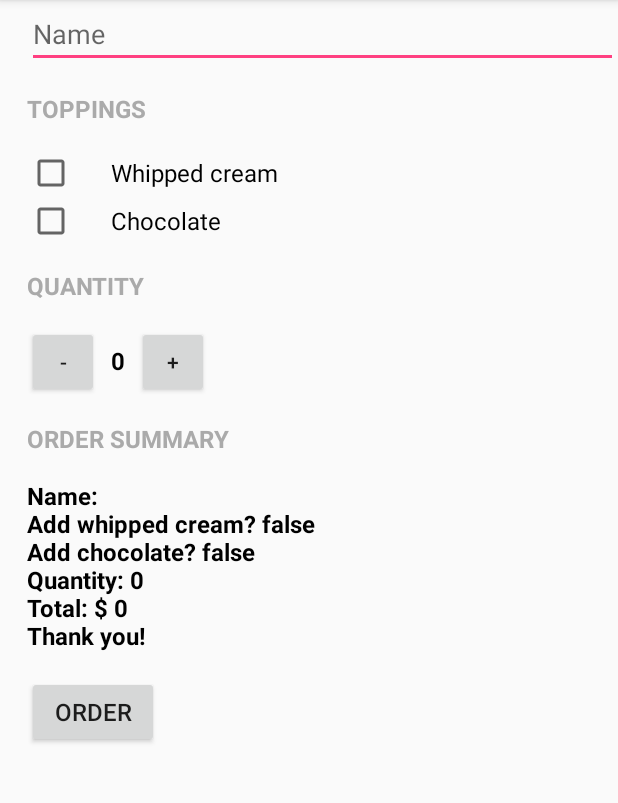
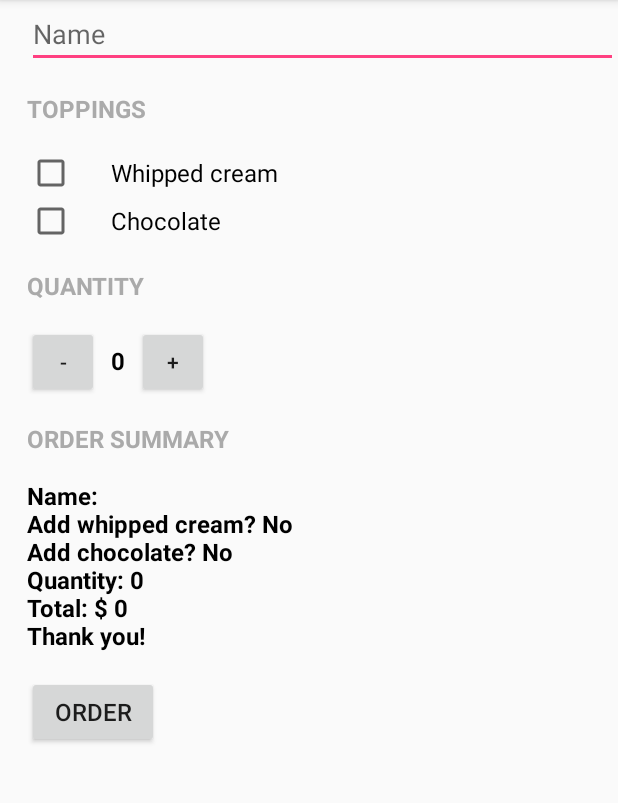
Before and after one commit to CyfrowySledz/JustJava, an Android app: the screen it shows after launch (MainActivity), after a tap on "ORDER", on a phone screen of 412 x 824 dp, the part 84-887 px from its top. Run offline under Robolectric (Android 15) with nearby library versions, the phone set to English and light mode, and no system bars.

```diff
--- a/app/src/main/java/com/example/android/justjava/MainActivity.java
+++ b/app/src/main/java/com/example/android/justjava/MainActivity.java
@@ -96,13 +96,21 @@ public class MainActivity extends AppCompatActivity {
     private String createOrderSummary(float total, boolean hasWhippedCream, boolean hasChocolate) {
         EditText nameField = (EditText) findViewById(R.id.name_field);
         name = nameField.getText().toString();
+        String cream = getString(R.string.no);
+        String chocolate = getString(R.string.no);
 
-        String summary = "Name: " + name;
-        summary += "\nAdd whipped cream? " + hasWhippedCream;
-        summary += "\nAdd chocolate? " + hasChocolate;
-        summary += "\nQuantity: " + quantity;
-        summary += "\nTotal: " + currencySymbol + " " + new DecimalFormat("##.##").format(total);
-        summary += "\nThank you!";
+        if (hasWhippedCream)
+            cream = getString(R.string.yes);
+        if (hasChocolate)
+            chocolate = getString(R.string.yes);
+
+
+        String summary = getString(R.string.order_summary_name, name);
+        summary += "\n" + getString(R.string.order_summary_topping1) + " " + cream;
+        summary += "\n" + getString(R.string.order_summery_topping2) + " " + chocolate;
+        summary += "\n" + getString(R.string.quantity) + ": " + quantity;
+        summary += "\n" + getString(R.string.total) + ": " + currencySymbol + " " + new DecimalFormat("##.##").format(total);
+        summary += "\n" + getString(R.string.thank_you);
         return summary;
 
     }
--- a/app/src/main/res/values/strings.xml
+++ b/app/src/main/res/values/strings.xml
@@ -1,11 +1,18 @@
-<resources>
+<resources xmlns:xliff="urn:oasis:names:tc:xliff:document:1.2">
     <string name="app_name">Just Java</string>
     <string name="name_hint">Name</string>
     <string name="quantity">Quantity</string>
     <string name="order_summary">Order Summary</string>
     <string name="order">order</string>
-    <string name="total">Total = 0</string>
+    <string name="total">Total</string>
+    <!-- char limit = 20 -->
     <string name="toppings">Toppings</string>
     <string name="topping1">Whipped cream</string>
     <string name="topping2">Chocolate</string>
+    <string name="order_summary_name">Name: <xliff:g example="Amy" id="name">%s</xliff:g></string>
+    <string name="order_summary_topping1">Add whipped cream?</string>
+    <string name="order_summery_topping2">Add chocolate?</string>
+    <string name="thank_you">Thank you!</string>
+    <string name="yes">Yes</string>
+    <string name="no">No</string>
 </resources>
```
Also changed, not shown: 1 other file.
